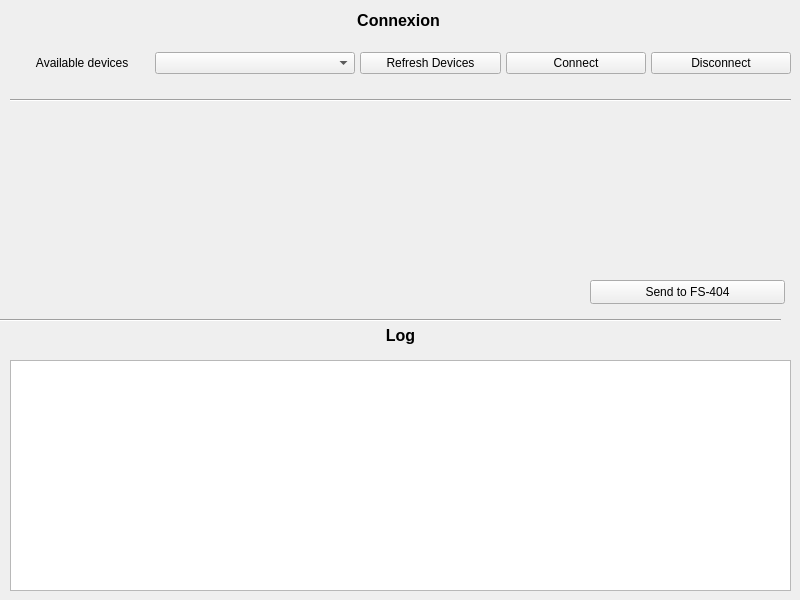
Before: the Qt Designer form 03_Computer Program/src/widget.ui in RomainDereu/Romagnetics_FS-404, drawn with Qt 5.
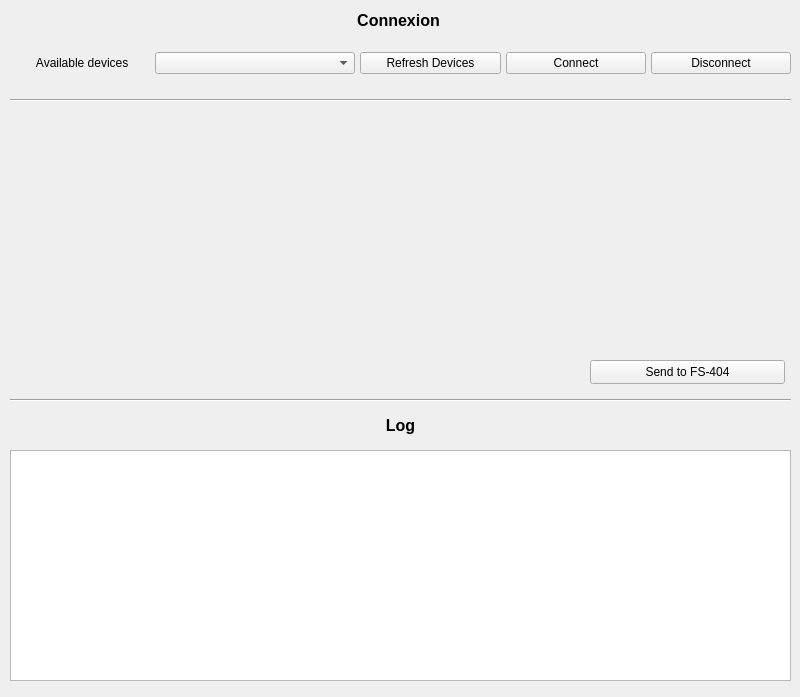
After: the same form once the commit is applied. Custom widgets are drawn as their Qt base class.

```diff
--- a/03_Computer Program/src/widget.ui
+++ b/03_Computer Program/src/widget.ui
@@ -7,7 +7,7 @@
     <x>0</x>
     <y>0</y>
     <width>800</width>
-    <height>600</height>
+    <height>697</height>
    </rect>
   </property>
   <property name="windowTitle">
@@ -61,7 +61,7 @@
    <property name="geometry">
     <rect>
      <x>10</x>
-     <y>320</y>
+     <y>410</y>
      <width>781</width>
      <height>31</height>
     </rect>
@@ -86,7 +86,7 @@
    <property name="geometry">
     <rect>
      <x>10</x>
-     <y>360</y>
+     <y>450</y>
      <width>781</width>
      <height>231</height>
     </rect>
@@ -149,7 +149,7 @@
    <property name="geometry">
     <rect>
      <x>590</x>
-     <y>280</y>
+     <y>360</y>
      <width>195</width>
      <height>24</height>
     </rect>
@@ -161,8 +161,8 @@
   <widget class="Line" name="upper_line_3">
    <property name="geometry">
     <rect>
-     <x>0</x>
-     <y>310</y>
+     <x>10</x>
+     <y>390</y>
      <width>781</width>
      <height>20</height>
     </rect>
@@ -181,16 +181,6 @@
    <property name="geometry">
     <rect>
      <x>10</x>
-     <y>110</y>
-     <width>781</width>
-     <height>41</height>
-    </rect>
-   </property>
-  </widget>
-  <widget class="Note_interface" name="note2" native="true">
-   <property name="geometry">
-    <rect>
-     <x>10</x>
      <y>150</y>
      <width>781</width>
      <height>41</height>
@@ -207,6 +197,26 @@
     </rect>
    </property>
   </widget>
+  <widget class="Note_interface" name="note3" native="true">
+   <property name="geometry">
+    <rect>
+     <x>10</x>
+     <y>230</y>
+     <width>781</width>
+     <height>41</height>
+    </rect>
+   </property>
+  </widget>
+  <widget class="Note_interface" name="notebase" native="true">
+   <property name="geometry">
+    <rect>
+     <x>10</x>
+     <y>110</y>
+     <width>781</width>
+     <height>41</height>
+    </rect>
+   </property>
+  </widget>
  </widget>
  <customwidgets>
   <customwidget>
```
Left out of the diff: 2 changed lines with no effect on the pictures.
